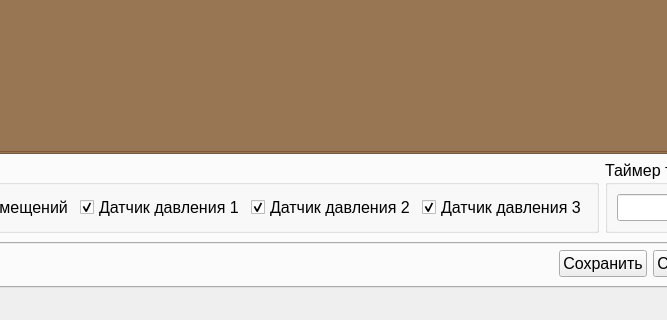
First picture: the form in MainWindow.ui, repository Rekvim/MpiSki, before the edit; both pictures show x 326 to 993 and y 755 to 1075 of the 1092 by 1075 pixel window.
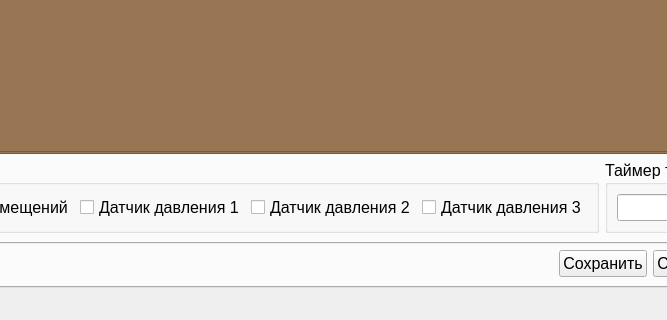
Second picture: the form after the edit. The open tabs and pages were chosen to show the change. Icons and pictures are not drawn. Custom widgets are drawn as their Qt base class.

What changed in the file:
```diff
--- a/MainWindow.ui
+++ b/MainWindow.ui
@@ -1431,7 +1431,7 @@
                     <bool>true</bool>
                    </property>
                    <property name="checked">
-                    <bool>true</bool>
+                    <bool>false</bool>
                    </property>
                   </widget>
                  </item>
@@ -1444,12 +1444,15 @@
                     <bool>true</bool>
                    </property>
                    <property name="checked">
-                    <bool>true</bool>
+                    <bool>false</bool>
                    </property>
                   </widget>
                  </item>
                  <item>
                   <widget class="QCheckBox" name="checkBox_showCurve_pressure_3">
+                   <property name="enabled">
+                    <bool>true</bool>
+                   </property>
                    <property name="text">
                     <string>Датчик давления 3</string>
                    </property>
@@ -1457,7 +1460,7 @@
                     <bool>true</bool>
                    </property>
                    <property name="checked">
-                    <bool>true</bool>
+                    <bool>false</bool>
                    </property>
                   </widget>
                  </item>
```
Left out of the diff: 4 changed lines with no effect on the pictures.
